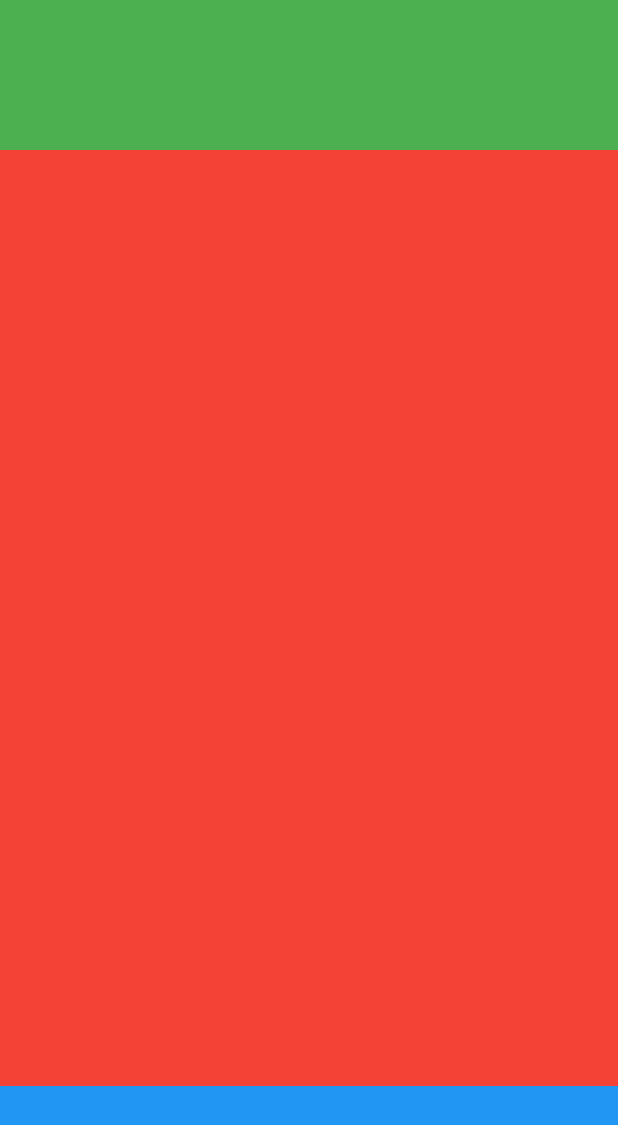
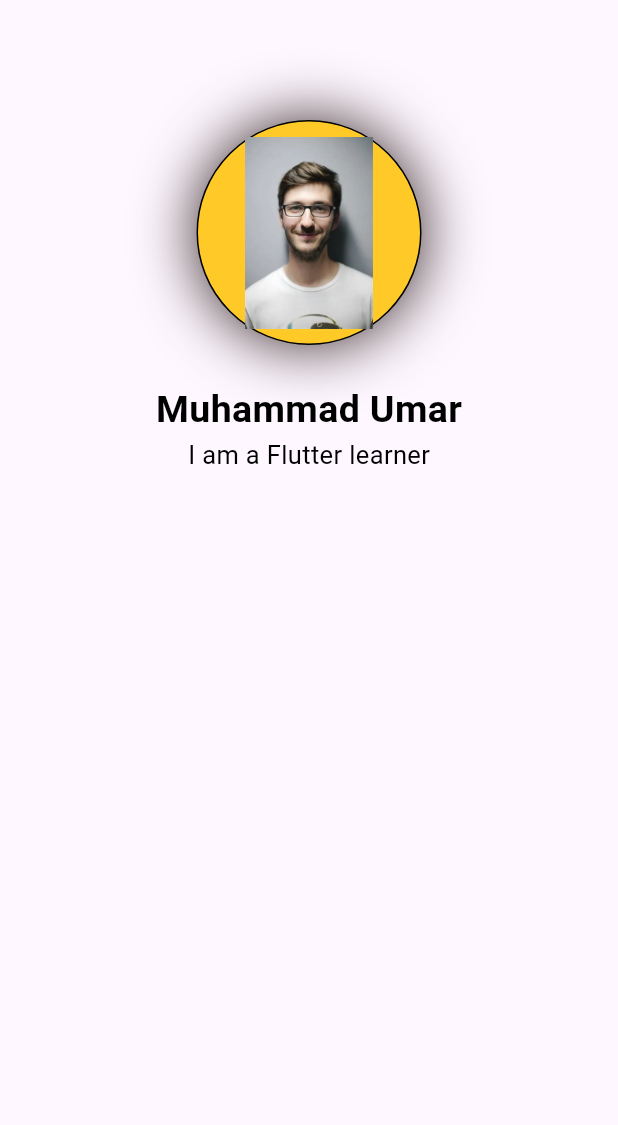
Before and after one commit to Umar2110/flutter_lesson_with_chatgpt, a Flutter app: the screen it shows after launch, on a phone screen of 412 x 824 dp. Shown: the top 1125 px of the screen. Run offline on Flutter 3.47's test engine with Material 3 defaults, Android fonts, the phone set to English and light mode, and no system bars.

Commit message:
L8 BoxDecoration Complete

```diff
--- /dev/null
+++ b/lib/Lesson8.dart
@@ -0,0 +1,56 @@
+import 'package:flutter/material.dart';
+
+class Lesson8 extends StatelessWidget {
+  const Lesson8({super.key});
+
+  @override
+  Widget build(BuildContext context) {
+    return Scaffold(
+      body: Align(
+        alignment: Alignment.topCenter,
+        child: Column(
+          mainAxisAlignment: MainAxisAlignment.start,
+          children: [
+            Container(
+              margin: EdgeInsets.fromLTRB(10, 80, 10, 25),
+              padding: EdgeInsets.all(10),
+              height: 150,
+              width: 150,
+
+              decoration: BoxDecoration(
+                color: Colors.amber[400],
+                shape: BoxShape.circle,
+                boxShadow: [
+                  BoxShadow(
+                    color: const Color.fromARGB(254, 48, 33, 33),
+                    offset: Offset(0, 0),
+                    blurRadius: 35,
+                  ),
+                ],
+                border: Border.all(color: Colors.black, width: 1),
+              ),
+              child: Center(
+                child: Image.asset(
+                  'assets/images/profile.png',
+                  fit: BoxFit.cover,
+                ),
+              ),
+            ),
+            Text(
+              'Muhammad Umar',
+              style: TextStyle(
+                fontSize: 25,
+                color: Colors.black,
+                fontWeight: FontWeight.bold,
+              ),
+            ),
+            Text(
+              'I am a Flutter learner',
+              style: TextStyle(fontSize: 17, color: Colors.black),
+            ),
+          ],
+        ),
+      ),
+    );
+  }
+}
--- a/lib/main.dart
+++ b/lib/main.dart
@@ -1,6 +1,5 @@
 import "package:flutter/material.dart";
-
-import "package:flutter_lesson/Lesson7.dart";
+import "package:flutter_lesson/Lesson8.dart";
 
 void main() => runApp(MyApp());
 
@@ -9,7 +8,7 @@ class MyApp extends StatelessWidget {
 
   @override
   Widget build(BuildContext context) {
-    return MaterialApp(debugShowCheckedModeBanner: false, home: Lesson7());
+    return MaterialApp(debugShowCheckedModeBanner: false, home: Lesson8());
   }
 }
 
--- a/pubspec.yaml
+++ b/pubspec.yaml
@@ -58,10 +58,8 @@ flutter:
   uses-material-design: true
 
   # To add assets to your application, add an assets section, like this:
-  # assets:
-  #   - images/a_dot_burr.jpeg
-  #   - images/a_dot_ham.jpeg
-
+  assets:
+    - assets/images/
   # An image asset can refer to one or more resolution-specific "variants", see
   # https://flutter.dev/to/resolution-aware-images
 
```
Also changed, not shown: assets/images/profile.png (added).
